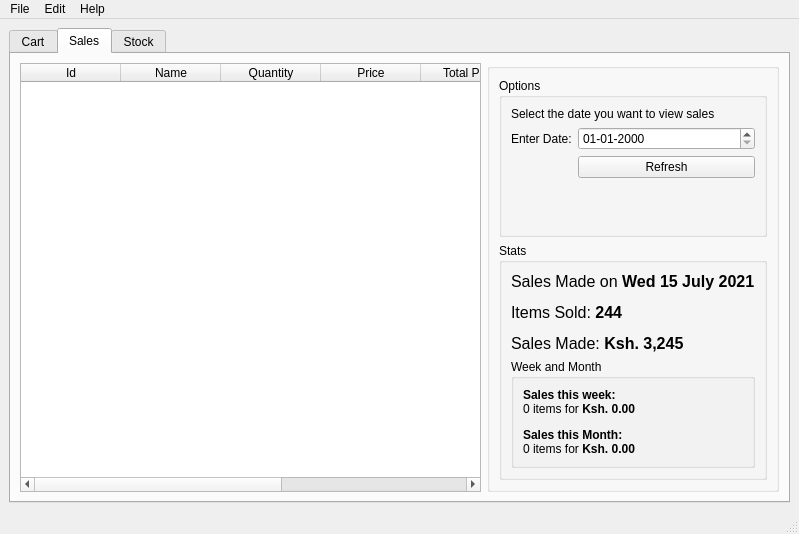
First picture: the form in src/ui/stock_manager.ui, repository krivahtoo/stockmanager, before the edit.
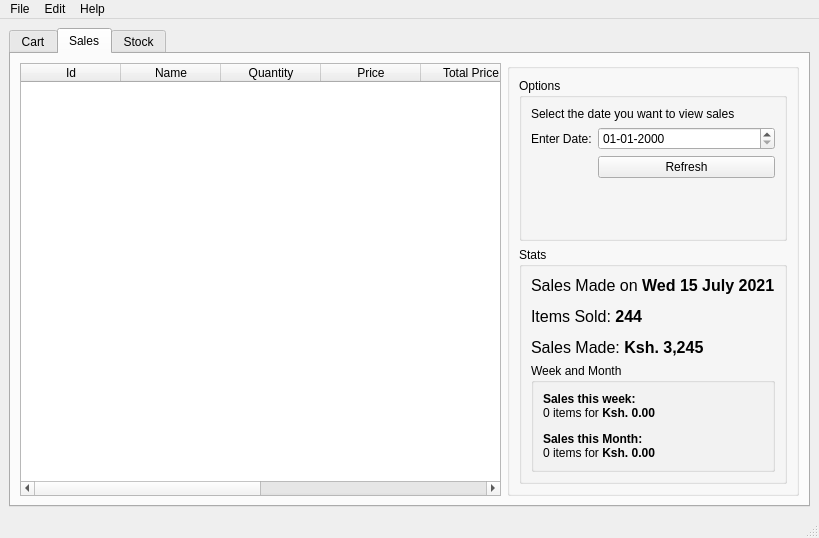
Second picture: the form after the edit. Icons and pictures are not drawn.

Commit message: Add sold by column

```diff
--- a/src/ui/stock_manager.ui
+++ b/src/ui/stock_manager.ui
@@ -6,8 +6,8 @@
    <rect>
     <x>0</x>
     <y>0</y>
-    <width>799</width>
-    <height>534</height>
+    <width>819</width>
+    <height>538</height>
    </rect>
   </property>
   <property name="windowTitle">
@@ -349,6 +349,11 @@
             <string>Sale Date</string>
            </property>
           </column>
+          <column>
+           <property name="text">
+            <string>Sold By</string>
+           </property>
+          </column>
          </widget>
         </item>
         <item>
@@ -598,7 +603,7 @@
     <rect>
      <x>0</x>
      <y>0</y>
-     <width>799</width>
+     <width>819</width>
      <height>20</height>
     </rect>
    </property>
```
The commit also changes 2 other files.
